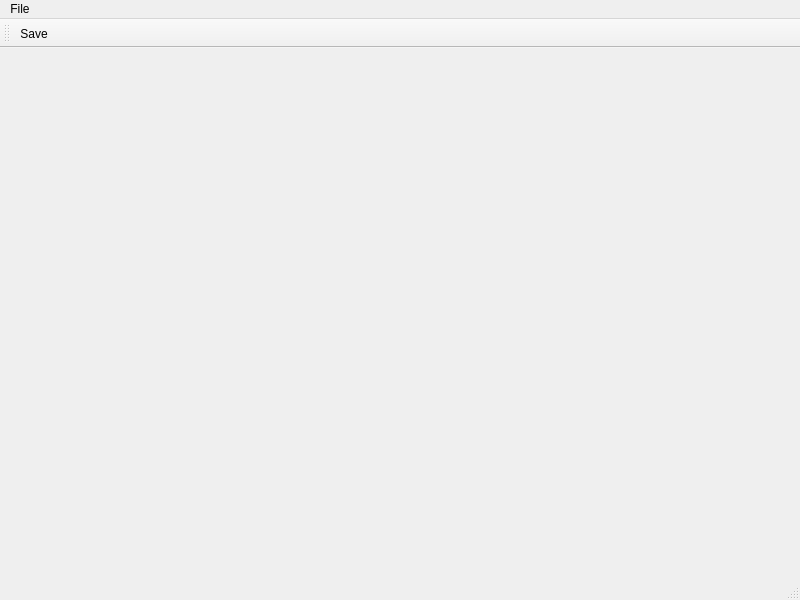
First picture: the form in 09th-week-homework/freetext/window.ui, repository Gsheep0729/Qt-Software-Group7, before the edit.
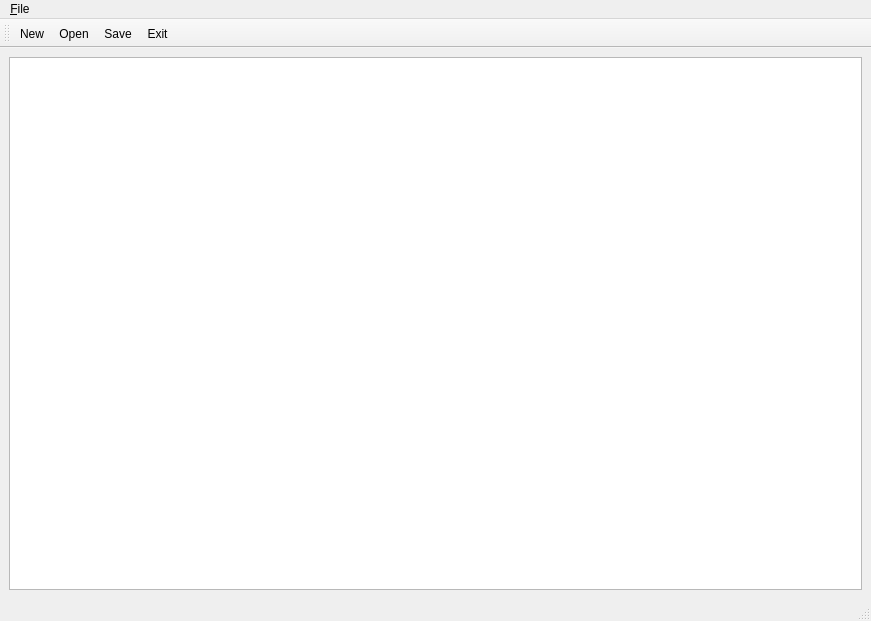
Second picture: the form after the edit. Icons and pictures are not drawn.

```diff
--- a/09th-week-homework/freetext/window.ui
+++ b/09th-week-homework/freetext/window.ui
@@ -6,30 +6,36 @@
    <rect>
     <x>0</x>
     <y>0</y>
-    <width>800</width>
-    <height>600</height>
+    <width>871</width>
+    <height>621</height>
    </rect>
   </property>
   <property name="windowTitle">
    <string>Window</string>
   </property>
-  <widget class="QWidget" name="centralwidget"/>
+  <widget class="QWidget" name="centralwidget">
+   <layout class="QVBoxLayout" name="verticalLayout">
+    <item>
+     <widget class="QTextEdit" name="textEdit"/>
+    </item>
+   </layout>
+  </widget>
   <widget class="QMenuBar" name="menubar">
    <property name="geometry">
     <rect>
      <x>0</x>
      <y>0</y>
-     <width>800</width>
+     <width>871</width>
      <height>27</height>
     </rect>
    </property>
-   <widget class="QMenu" name="menuFile">
+   <widget class="QMenu" name="menu_File">
     <property name="title">
-     <string>File</string>
+     <string>&amp;File</string>
     </property>
     <addaction name="action_Save"/>
    </widget>
-   <addaction name="menuFile"/>
+   <addaction name="menu_File"/>
   </widget>
   <widget class="QStatusBar" name="statusbar"/>
   <widget class="QToolBar" name="toolBar">
@@ -42,17 +48,41 @@
    <attribute name="toolBarBreak">
     <bool>false</bool>
    </attribute>
+   <addaction name="action_New"/>
+   <addaction name="action_Open"/>
    <addaction name="action_Save"/>
+   <addaction name="action_Exit"/>
   </widget>
+  <action name="action_Open">
+   <property name="icon">
+    <iconset theme="QIcon::ThemeIcon::DocumentOpen"/>
+   </property>
+   <property name="text">
+    <string>&amp;Open</string>
+   </property>
+  </action>
+  <action name="action_New">
+   <property name="icon">
+    <iconset theme="QIcon::ThemeIcon::DocumentNew"/>
+   </property>
+   <property name="text">
+    <string>&amp;New</string>
+   </property>
+  </action>
+  <action name="action_Exit">
+   <property name="icon">
+    <iconset theme="QIcon::ThemeIcon::GoHome"/>
+   </property>
+   <property name="text">
+    <string>&amp;Exit</string>
+   </property>
+  </action>
   <action name="action_Save">
    <property name="icon">
     <iconset theme="QIcon::ThemeIcon::DocumentSave"/>
    </property>
    <property name="text">
-    <string>Save</string>
-   </property>
-   <property name="menuRole">
-    <enum>QAction::MenuRole::NoRole</enum>
+    <string>&amp;Save</string>
    </property>
   </action>
  </widget>
```
Left out of the diff: 7 changed lines with no effect on the pictures.
